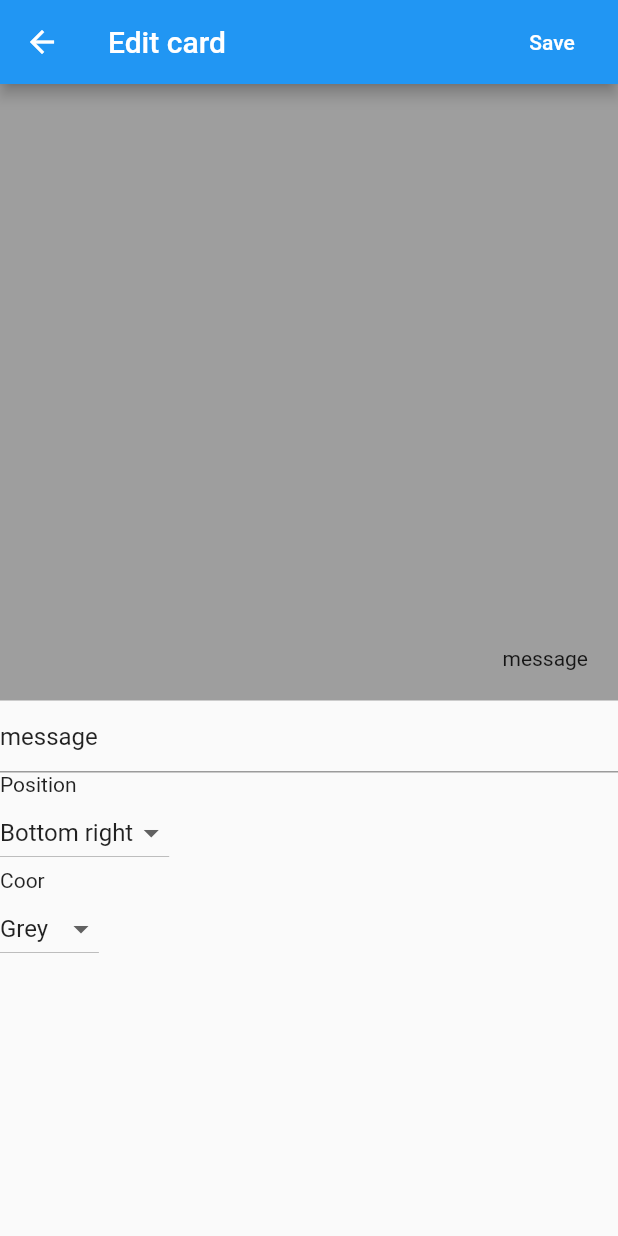
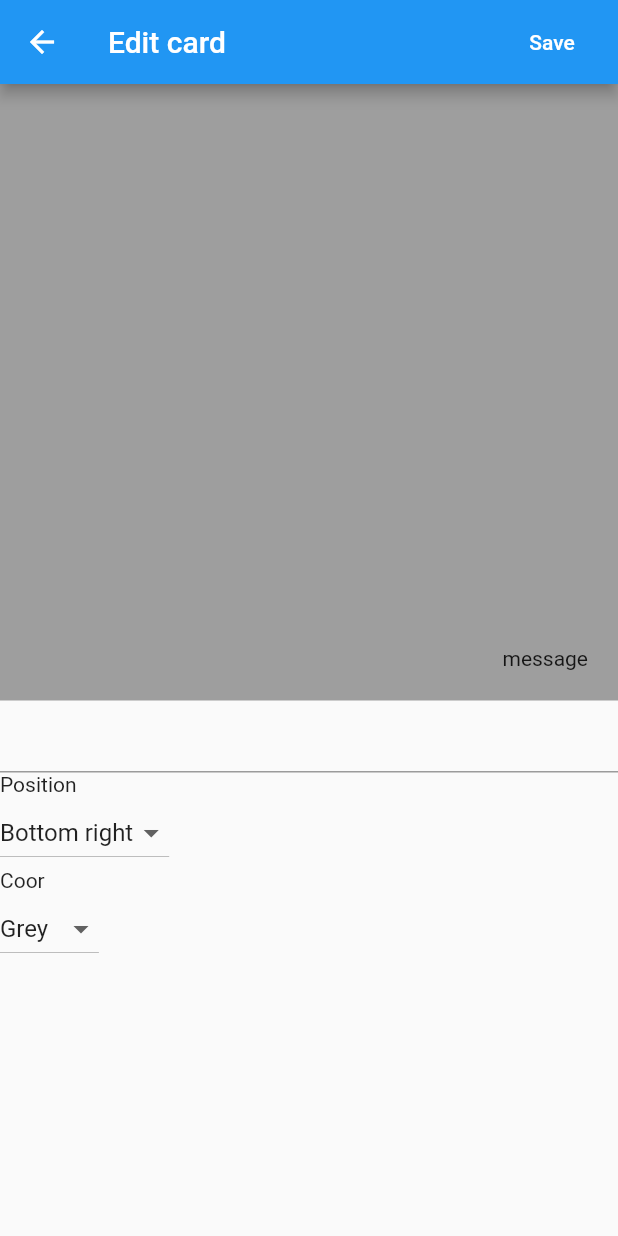
Before and after one commit to gu-tig169/julkort-app, a Flutter app: the EditCardView screen opened directly, on a phone screen of 412 x 824 dp. Run offline on Flutter 3.47's test engine with Material 2 defaults, Android fonts, the phone set to English and light mode, and no system bars; network calls fail.

Commit message:
Remove deafult messag text.

```diff
--- a/lib/EditCardView.dart
+++ b/lib/EditCardView.dart
@@ -25,7 +25,7 @@ class EditCardViewState extends State<EditCardView> {
     this.alignment = card.alignment;
     this.color = card.color;
 
-    textEditingController = TextEditingController(text: card.message);
+    textEditingController = TextEditingController();
 
     textEditingController.addListener(() {
       setState(() {
```
